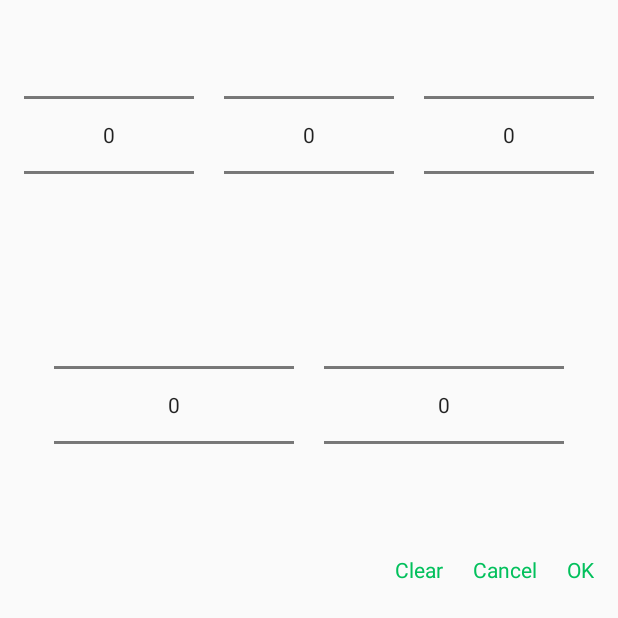
After one commit to nanjingboy/datetime-picker, an Android app: the layout dialog_datetime_picker.xml on its own in the app's theme, with its tools: preview values and no code run, on a phone screen of 412 x 824 dp. The commit adds this screen. Shown: the top 618 px of the screen. Run offline under Robolectric (Android 15) with nearby library versions, the phone set to English and light mode, and no system bars.

Commit message:
complete datetime picker logic

```diff
--- /dev/null
+++ b/library/src/main/res/layout/dialog_datetime_picker.xml
@@ -0,0 +1,33 @@
+<LinearLayout
+    xmlns:android="http://schemas.android.com/apk/res/android"
+    android:layout_width="match_parent"
+    android:layout_height="wrap_content"
+    android:paddingBottom="16dp"
+    android:paddingLeft="16dp"
+    android:paddingRight="16dp"
+    android:orientation="vertical">
+
+    <include layout="@layout/date_pickers"/>
+
+    <LinearLayout
+        android:layout_width="match_parent"
+        android:layout_height="match_parent"
+        android:paddingLeft="20dp"
+        android:paddingRight="20dp"
+        android:orientation="horizontal">
+        <NumberPicker
+            android:id="@+id/hourPicker"
+            android:layout_width="wrap_content"
+            android:layout_height="wrap_content"
+            android:layout_weight="1" />
+
+        <NumberPicker
+            android:id="@+id/minutePicker"
+            android:layout_width="wrap_content"
+            android:layout_height="wrap_content"
+            android:layout_marginLeft="20dp"
+            android:layout_weight="1" />
+    </LinearLayout>
+
+    <include layout="@layout/buttons"/>
+</LinearLayout>
```
Also changed, not shown: library/src/main/java/me/tom/datetime/picker/DateTimePicker.java (added, +124 -0 lines), sample/src/main/java/me/tom/datetime/picker/sample/MainActivity.java (+22 -0 lines).
